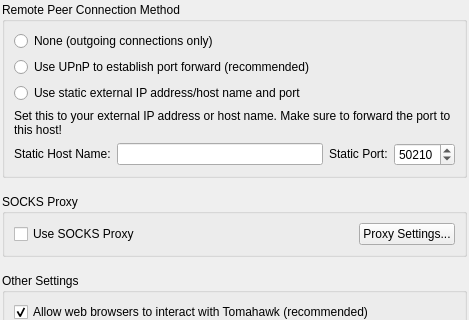
The window that src/tomahawk/Settings_Advanced.ui (tomahawk-player/tomahawk) describes before a commit, drawn with Qt 5; both pictures show x 0 to 469 and y 0 to 320 of the 469 by 475 pixel window.
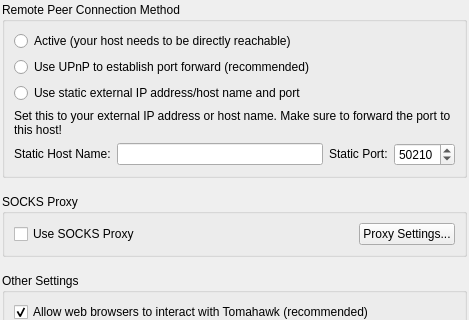
The same window after the commit.

Commit message: Change option description to reflect new functionality

The edit to the form file:
```diff
--- a/src/tomahawk/Settings_Advanced.ui
+++ b/src/tomahawk/Settings_Advanced.ui
@@ -32,7 +32,7 @@
       <item>
        <widget class="QRadioButton" name="lanOnlyRadioButton">
         <property name="text">
-         <string>None (outgoing connections only)</string>
+         <string>Active (your host needs to be directly reachable)</string>
         </property>
        </widget>
       </item>
```
